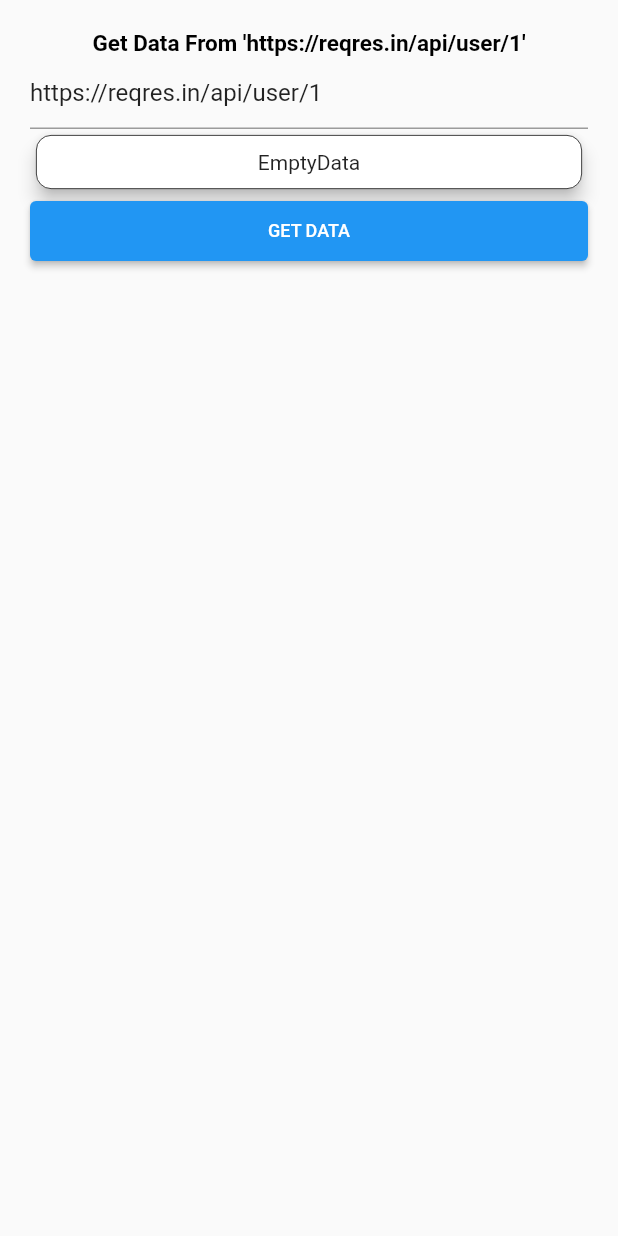
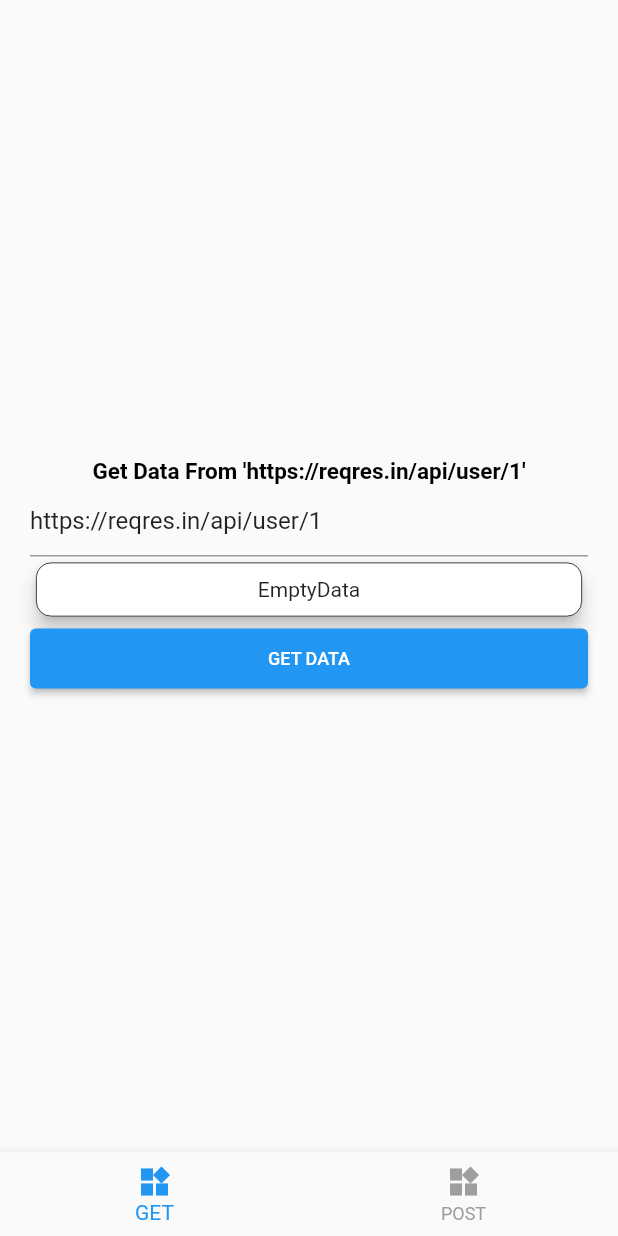
Before and after one commit to hoangankin2211/demo_dio_networking, a Flutter app: the screen it shows after launch, on a phone screen of 412 x 824 dp. Run offline on Flutter 3.47's test engine with Material 2 defaults, Android fonts, the phone set to English and light mode, and no system bars; our stand-ins replace dio.

Commit message:
update post method the demo_dio

```diff
--- /dev/null
+++ b/lib/app.dart
@@ -0,0 +1,40 @@
+import 'package:flutter/material.dart';
+import './widget/index_widget.dart';
+
+class DashboardScreen extends StatefulWidget {
+  const DashboardScreen({super.key});
+
+  @override
+  State<DashboardScreen> createState() => _DashboardScreenState();
+}
+
+class _DashboardScreenState extends State<DashboardScreen> {
+  final List<Widget> widgets = [
+    const GetWidget(),
+    const PostWidget(),
+  ];
+  int _currentIndex = 0;
+  void _opTapNavigationBar(int index) {
+    setState(() {
+      _currentIndex = index;
+    });
+  }
+
+  @override
+  Widget build(BuildContext context) {
+    return Scaffold(
+      bottomNavigationBar: BottomNavigationBar(
+        unselectedItemColor: Colors.grey,
+        selectedItemColor: Colors.blue,
+        elevation: 5,
+        items: const [
+          BottomNavigationBarItem(icon: Icon(Icons.widgets), label: "GET"),
+          BottomNavigationBarItem(icon: Icon(Icons.widgets), label: "POST"),
+        ],
+        currentIndex: _currentIndex,
+        onTap: _opTapNavigationBar,
+      ),
+      body: Center(child: widgets[_currentIndex]),
+    );
+  }
+}
--- /dev/null
+++ b/lib/dio/dio_service.dart
@@ -0,0 +1,6 @@
+import 'package:dio/dio.dart';
+
+class DioService {
+  static final Dio dio = Dio();
+  final baseUrl = "https://reqres.in/api";
+}
--- /dev/null
+++ b/lib/index.dart
@@ -0,0 +1,4 @@
+export './model/data/data.dart';
+export './model/user/user.dart';
+export './dio/dio_service.dart';
+export 'package:json_annotation/json_annotation.dart';
--- a/lib/main.dart
+++ b/lib/main.dart
@@ -1,102 +1,21 @@
-import 'dart:math';
-
-import 'package:dio/dio.dart';
+import 'package:dio_networking_demo/app.dart';
 import 'package:flutter/material.dart';
 
 void main() {
   runApp(const MyApp());
 }
 
-class MyApp extends StatefulWidget {
+class MyApp extends StatelessWidget {
   const MyApp({super.key});
 
-  @override
-  State<MyApp> createState() => _MyAppState();
-}
+  static const baseUrl = "https://reqres.in/api";
 
-class _MyAppState extends State<MyApp> {
-  final Dio dio = Dio();
-
-  bool _isLoadingGet = false;
-
-  String data = "EmptyData";
-
-  final baseUrl = "https://reqres.in/api";
-
-  final TextEditingController getController = TextEditingController(
-      text: "https://reqres.in/api/user/${Random().nextInt(20) + 1}");
-
-  // This widget is the root of your application.
   @override
   Widget build(BuildContext context) {
     return MaterialApp(
       title: 'Flutter Demo Dio Networking',
       theme: ThemeData(primarySwatch: Colors.blue),
-      home: Scaffold(
-        body: Padding(
-          padding: const EdgeInsets.all(20),
-          child: Column(
-            crossAxisAlignment: CrossAxisAlignment.center,
-            mainAxisAlignment: MainAxisAlignment.center,
-            mainAxisSize: MainAxisSize.min,
-            children: [
-              Text(
-                "Get Data From '${getController.text}'",
-                style: const TextStyle(
-                  color: Colors.black,
-                  fontSize: 15,
-                  fontWeight: FontWeight.bold,
-                ),
-              ),
-              TextField(controller: getController),
-              Card(
-                elevation: 5,
-                shape: RoundedRectangleBorder(
-                  borderRadius: BorderRadius.circular(10),
-                  side: const BorderSide(width: 0.5),
-                ),
-                child: Padding(
-                    padding: const EdgeInsets.all(10),
-                    child: Center(child: Text(data))),
-              ),
-              _isLoadingGet
-                  ? const Center(
-                      child: CircularProgressIndicator(),
-                    )
-                  : ElevatedButton(
-                      style: ElevatedButton.styleFrom(
-                          minimumSize: const Size(double.infinity, 40)),
-                      onPressed: () async {
-                        setState(() {
-                          _isLoadingGet = true;
-                        });
-                        await getMethod();
-                        setState(() {
-                          _isLoadingGet = false;
-                        });
-                      },
-                      child: const Text(
-                        "GET DATA",
-                        style: TextStyle(
-                            color: Colors.white,
-                            fontSize: 12,
-                            fontWeight: FontWeight.w500),
-                      ),
-                    )
-            ],
-          ),
-        ),
-      ),
+      home: const DashboardScreen(),
     );
   }
-
-  Future getMethod() async {
-    getController.text = "$baseUrl/user/${Random().nextInt(20) + 1}";
-    try {
-      Response response = await dio.get(getController.text);
-      data = response.data.toString();
-    } catch (e) {
-      data = e.toString();
-    }
-  }
 }
--- /dev/null
+++ b/lib/model/data/data.dart
@@ -0,0 +1,23 @@
+import '../../index.dart';
+part 'data.g.dart';
+
+@JsonSerializable()
+class Data {
+  Data({
+    required this.id,
+    required this.avatar,
+    required this.email,
+    required this.firstName,
+    required this.lastName,
+  });
+  int id;
+  String email;
+  @JsonKey(name: "first_name")
+  String firstName;
+  @JsonKey(name: 'last_name')
+  String lastName;
+  String avatar;
+
+  factory Data.fromJson(Map<String, dynamic> json) => _$DataFromJson(json);
+  Map<String, dynamic> toJson() => _$DataToJson(this);
+}
--- /dev/null
+++ b/lib/widget/get_widget.dart
@@ -0,0 +1,91 @@
+import 'dart:math';
+
+import 'package:dio/dio.dart';
+import 'package:dio_networking_demo/main.dart';
+import 'package:flutter/material.dart';
+import './../index.dart';
+
+class GetWidget extends StatefulWidget {
+  const GetWidget({super.key});
+
+  @override
+  State<GetWidget> createState() => _GetWidgetState();
+}
+
+class _GetWidgetState extends State<GetWidget> {
+  bool _isLoadingGet = false;
+
+  String data = "EmptyData";
+
+  final baseUrl = MyApp.baseUrl;
+
+  final TextEditingController getController = TextEditingController(
+      text: "https://reqres.in/api/user/${Random().nextInt(20) + 1}");
+
+  @override
+  Widget build(BuildContext context) {
+    return Padding(
+      padding: const EdgeInsets.all(20),
+      child: Column(
+        crossAxisAlignment: CrossAxisAlignment.center,
+        mainAxisAlignment: MainAxisAlignment.center,
+        mainAxisSize: MainAxisSize.min,
+        children: [
+          Text(
+            "Get Data From '${getController.value.text}'",
+            style: const TextStyle(
+              color: Colors.black,
+              fontSize: 15,
+              fontWeight: FontWeight.bold,
+            ),
+          ),
+          TextField(controller: getController),
+          Card(
+            elevation: 5,
+            shape: RoundedRectangleBorder(
+              borderRadius: BorderRadius.circular(10),
+              side: const BorderSide(width: 0.5),
+            ),
+            child: Padding(
+                padding: const EdgeInsets.all(10),
+                child: Center(child: Text(data))),
+          ),
+          _isLoadingGet
+              ? const Center(
+                  child: CircularProgressIndicator(),
+                )
+              : ElevatedButton(
+                  style: ElevatedButton.styleFrom(
+                      minimumSize: const Size(double.infinity, 40)),
+                  onPressed: () async {
+                    setState(() {
+                      _isLoadingGet = true;
+                    });
+                    await getMethod();
+                    setState(() {
+                      _isLoadingGet = false;
+                    });
+                  },
+                  child: const Text(
+                    "GET DATA",
+                    style: TextStyle(
+                        color: Colors.white,
+                        fontSize: 12,
+                        fontWeight: FontWeight.w500),
+                  ),
+                )
+        ],
+      ),
+    );
+  }
+
+  Future getMethod() async {
+    getController.text = "$baseUrl/user/${Random().nextInt(10) + 1}";
+    try {
+      Response response = await DioService.dio.get(getController.value.text);
+      data = response.data.toString();
+    } catch (e) {
+      data = e.toString();
+    }
+  }
+}
--- /dev/null
+++ b/lib/widget/index_widget.dart
@@ -0,0 +1,2 @@
+export './get_widget.dart';
+export './post_widget.dart';
--- a/pubspec.yaml
+++ b/pubspec.yaml
@@ -37,6 +37,9 @@ dependencies:
   cupertino_icons: ^1.0.2
   dio: ^4.0.6
   flutter_bloc: ^8.1.1
+  json_serializable: ^6.6.1
+  json_annotation: ^4.8.0
+  build_runner: ^2.3.3
 
 dev_dependencies:
   flutter_test:
```
Also changed, not shown: lib/model/user/user.dart (added, +13 -0 lines), lib/widget/post_widget.dart (added, +139 -0 lines), lib/model/data/data.g.dart (added), lib/model/user/user.g.dart (added), pubspec.lock.
